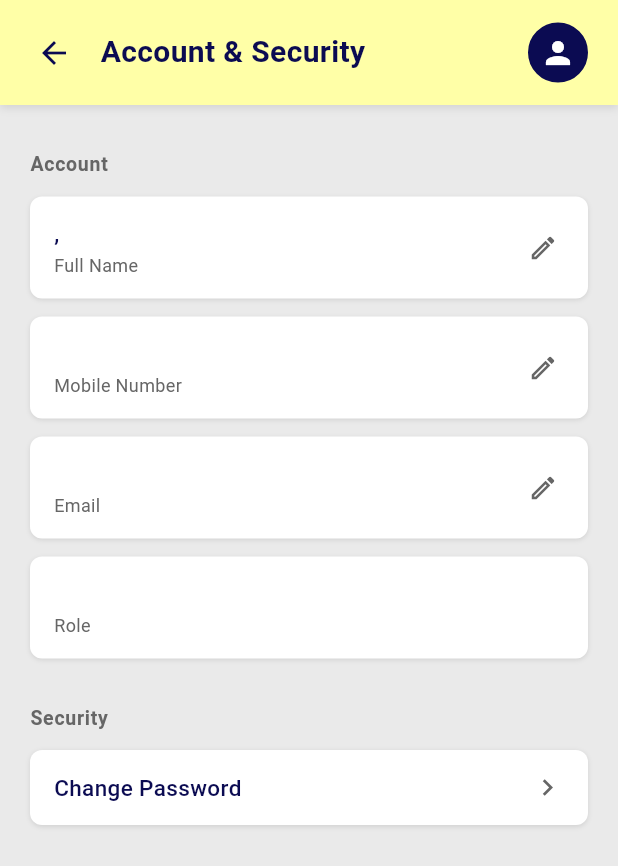
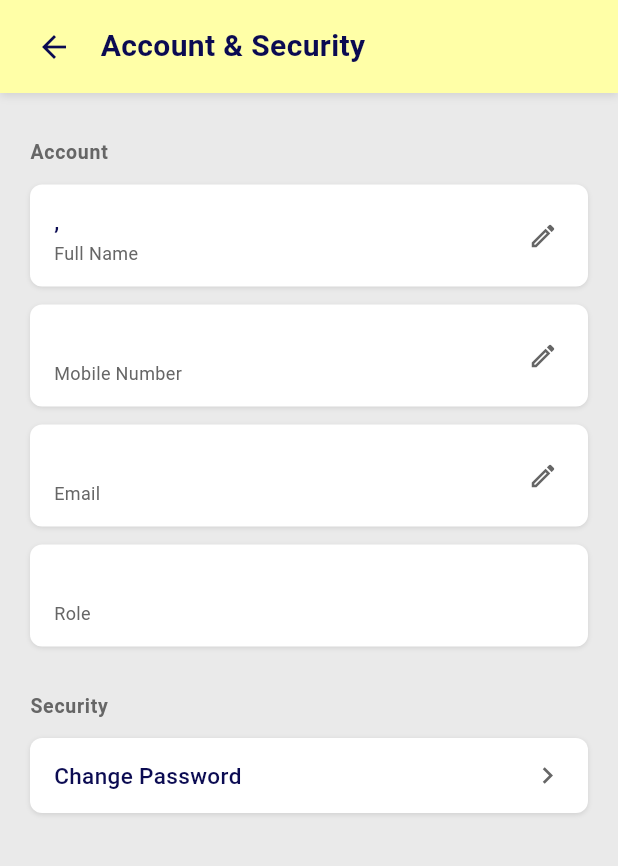
Before and after one commit to Auvryy/attendify-app, a Flutter app: the AccountSecurityScreen screen opened directly, on a phone screen of 412 x 824 dp. Shown: the top 866 px of the screen. Run offline on Flutter 3.47's test engine with Material 3 defaults, Android fonts, the phone set to English and light mode, and no system bars; our stand-ins replace image_picker, qr_flutter, shared_preferences; missing offline and left inert: flutter_file_dialog, mobile_scanner; accounts and stored records are empty.

Commit message:
added all necessary things

```diff
--- a/lib/core/constants/api_constants.dart
+++ b/lib/core/constants/api_constants.dart
@@ -4,10 +4,10 @@ class ApiConstants {
   // Change this to your deployed backend URL in production
   // For local development with Android emulator, use 10.0.2.2:5000
   // For local development with iOS simulator or physical device on same network, use your computer's IP
-  static const String baseUrl = 'http://192.168.1.2:5000/api';
+  // static const String baseUrl = 'http://10.0.2.2:5000/api';
 
   // For physical device testing on same WiFi network, use your computer's local IP
-  // static const String baseUrl = 'http://192.168.1.2:5000/api';
+  static const String baseUrl = 'http://192.168.1.2:5000/api';
 
   // Auth endpoints
   static const String registerSendOtp = '/auth/register/send-otp';
--- a/lib/screens/employee/account_security_screen.dart
+++ b/lib/screens/employee/account_security_screen.dart
@@ -9,22 +9,8 @@ import 'change_phone_number_screen.dart';
 import 'change_password_screen.dart';
 import 'change_email_screen.dart';
 
-class AccountSecurityScreen extends StatefulWidget {
+class AccountSecurityScreen extends StatelessWidget {
   const AccountSecurityScreen({super.key});
-
-  @override
-  State<AccountSecurityScreen> createState() => _AccountSecurityScreenState();
-}
-
-class _AccountSecurityScreenState extends State<AccountSecurityScreen> {
-  @override
-  void initState() {
-    super.initState();
-    // Refresh user data when screen loads
-    WidgetsBinding.instance.addPostFrameCallback((_) {
-      context.read<AuthProvider>().init();
-    });
-  }
 
   @override
   Widget build(BuildContext context) {
@@ -203,39 +189,6 @@ class _AccountSecurityScreenState extends State<AccountSecurityScreen> {
             ),
           ),
           const Spacer(),
-
-          // Profile Avatar
-          Container(
-            width: 40,
-            height: 40,
-            decoration: BoxDecoration(
-              shape: BoxShape.circle,
-              color: AppColors.accent,
-              border: Border.all(
-                color: AppColors.accent,
-                width: 2,
-              ),
-            ),
-            child: ClipOval(
-              child: profileImageUrl != null
-                  ? Image.network(
-                      profileImageUrl,
-                      fit: BoxFit.cover,
-                      errorBuilder: (context, error, stackTrace) {
-                        return const Icon(
-                          Icons.person,
-                          color: AppColors.white,
-                          size: 24,
-                        );
-                      },
-                    )
-                  : const Icon(
-                      Icons.person,
-                      color: AppColors.white,
-                      size: 24,
-                    ),
-            ),
-          ),
         ],
       ),
     );
--- a/lib/services/api_service.dart
+++ b/lib/services/api_service.dart
@@ -298,14 +298,11 @@ class ApiService {
   }
 
   Future<Map<String, dynamic>> changeEmailSendOtp(String newEmail) async {
-    print('[API] changeEmailSendOtp - Token present: ${_accessToken != null}');
-    print('[API] changeEmailSendOtp - Headers: $_headers');
     final response = await http.post(
       Uri.parse('${ApiConstants.baseUrl}${ApiConstants.changeEmailSendOtp}'),
       headers: _headers,
       body: jsonEncode({'new_email': newEmail}),
     );
-    print('[API] changeEmailSendOtp - Response status: ${response.statusCode}');
     return jsonDecode(response.body);
   }
 
@@ -337,7 +334,7 @@ class ApiService {
   }
 
   Future<Map<String, dynamic>> changePassword(String currentPassword, String newPassword) async {
-    final response = await http.post(
+    final response = await http.put(
       Uri.parse('${ApiConstants.baseUrl}${ApiConstants.changePassword}'),
       headers: _headers,
       body: jsonEncode({
```
Also changed, not shown: lib/providers/user_provider.dart (+5 -5 lines), lib/screens/employee/change_email_screen.dart (+6 -5 lines), lib/screens/employee/change_password_screen.dart (+5 -34 lines), lib/screens/employee/change_phone_number_screen.dart (+13 -9 lines), lib/screens/employee/email_changed_screen.dart (+2 -6 lines), lib/screens/employee/password_changed_screen.dart (+2 -6 lines), lib/screens/employee/phone_number_changed_screen.dart (+2 -6 lines), lib/screens/employee/verify_email_screen.dart (+11 -2 lines).
